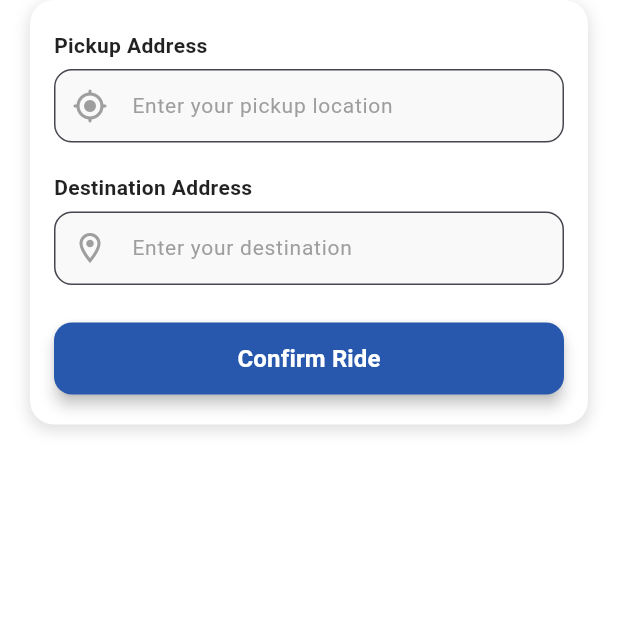
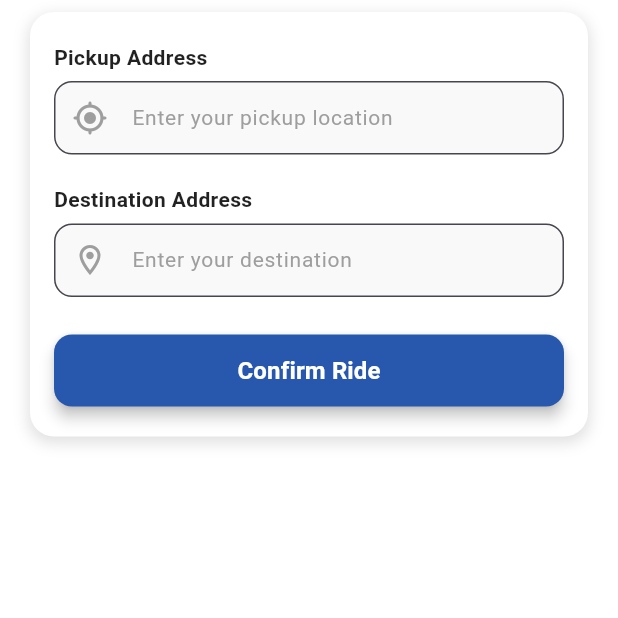
Before and after one commit to Pritam81/Ride0, a Flutter app: the RidenowScreen screen opened directly, on a phone screen of 412 x 824 dp, the top half of it. Run offline on Flutter 3.47's test engine with Material 3 defaults, Android fonts, the light colour scheme and no system bars; our stand-ins replace get, google_fonts.

Commit message:
Rid now screen done

```diff
--- a/lib/screens/home/HomeTab/ridenow_screen.dart
+++ b/lib/screens/home/HomeTab/ridenow_screen.dart
@@ -39,6 +39,7 @@
             // ),
 
             // Main Card Container
+            SizedBox(height: 8),
             Container(
               padding: const EdgeInsets.symmetric(vertical: 20, horizontal: 16),
               decoration: BoxDecoration(
```
